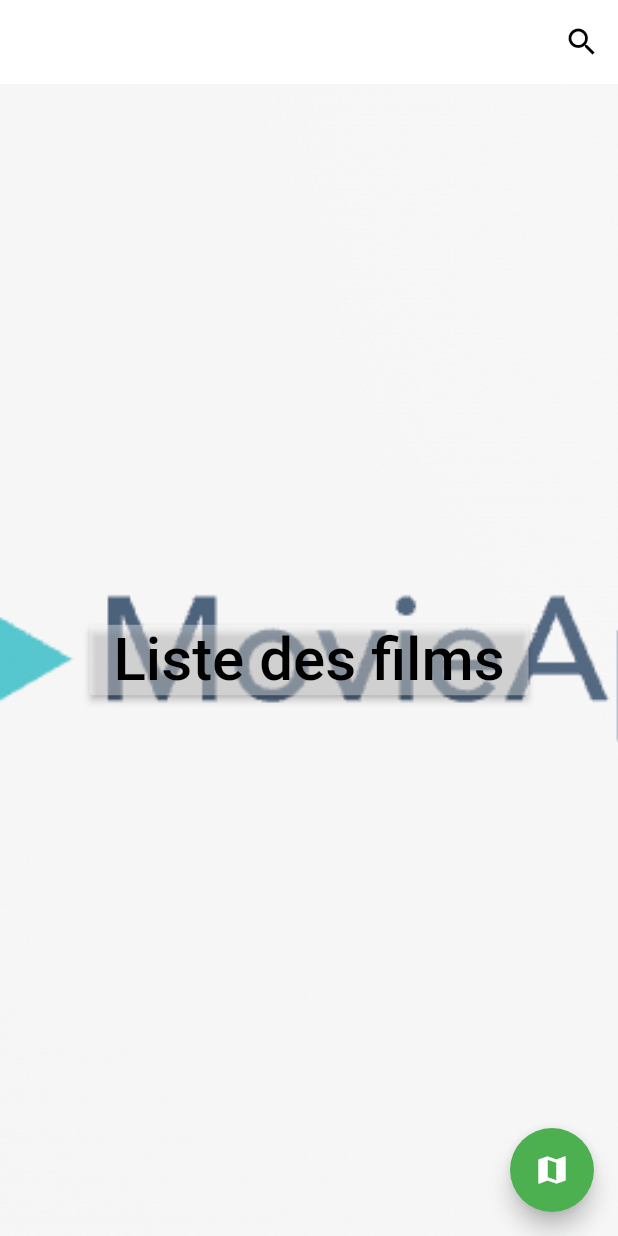
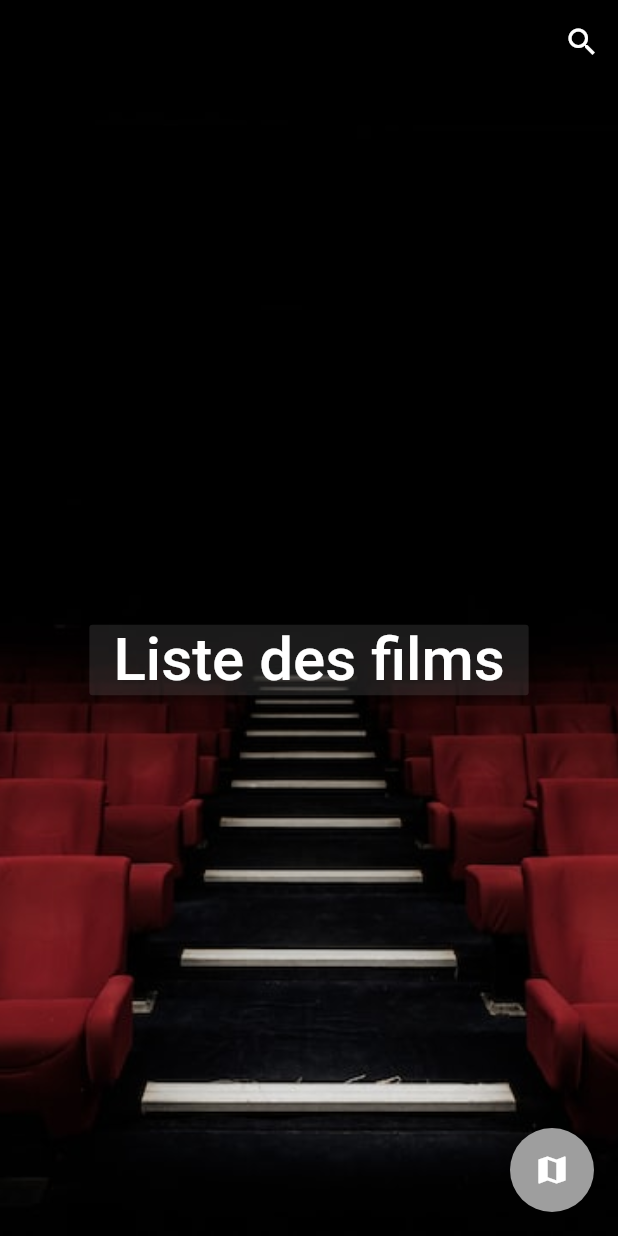
Before and after one commit to Theo-lbg/projetmobilelicence, a Flutter app: the screen it shows after launch, on a phone screen of 412 x 824 dp. Run offline on Flutter 3.47's test engine with Material 2 defaults, Android fonts, the phone set to English and light mode, and no system bars; our stand-ins replace google_maps_flutter.

Commit message:
modifying background

```diff
--- a/lib/pages/accueil.dart
+++ b/lib/pages/accueil.dart
@@ -10,7 +10,7 @@ class accueil extends StatefulWidget {
 
 class _accueilState extends State<accueil> {
   Color _color = Colors.white; //je definie la couleur de fond afin ensuite de la mettre transparente
-  Icon _loupe = Icon(Icons.search, color: Colors.black);
+  Icon _loupe = Icon(Icons.search, color: Colors.white);
   Icon _map = Icon(Icons.map, color: Colors.white);
 
   @override
@@ -18,7 +18,7 @@ class _accueilState extends State<accueil> {
     return Scaffold(
       backgroundColor: _color,
       appBar: AppBar(
-        backgroundColor: Colors.transparent,
+        backgroundColor: Colors.black,
         elevation: 0,
         actions: <Widget>[
           IconButton(
@@ -34,7 +34,7 @@ class _accueilState extends State<accueil> {
         width: double.infinity,
         decoration: const BoxDecoration(
           image: DecorationImage(
-              image: AssetImage("Asset/icon/SplashScreen.png"),
+              image: AssetImage("Asset/icon/background2.jpeg"),
               fit: BoxFit.cover),
         ),
         child: Column(
@@ -47,9 +47,9 @@ class _accueilState extends State<accueil> {
                   style: TextStyle(
                       //fontWeight: FontWeight.bold,
                       fontSize: 40,
-                      color: Colors.black),
+                      color: Colors.white),
                 ),
-                color: Colors.white38, //couleur de l'arriere de boutton
+                color: Colors.white10, //couleur de l'arriere de boutton
                 onPressed: () {
                   Navigator.popAndPushNamed(context, '/route5');
                 }),
@@ -62,7 +62,7 @@ class _accueilState extends State<accueil> {
 
   Widget buildNavigationButton() => FloatingActionButton(
       child: _map,
-      backgroundColor: Colors.green,
+      backgroundColor: Colors.grey,
       onPressed: () {
         Navigator.pushNamed(context, '/route8');
       });
```
